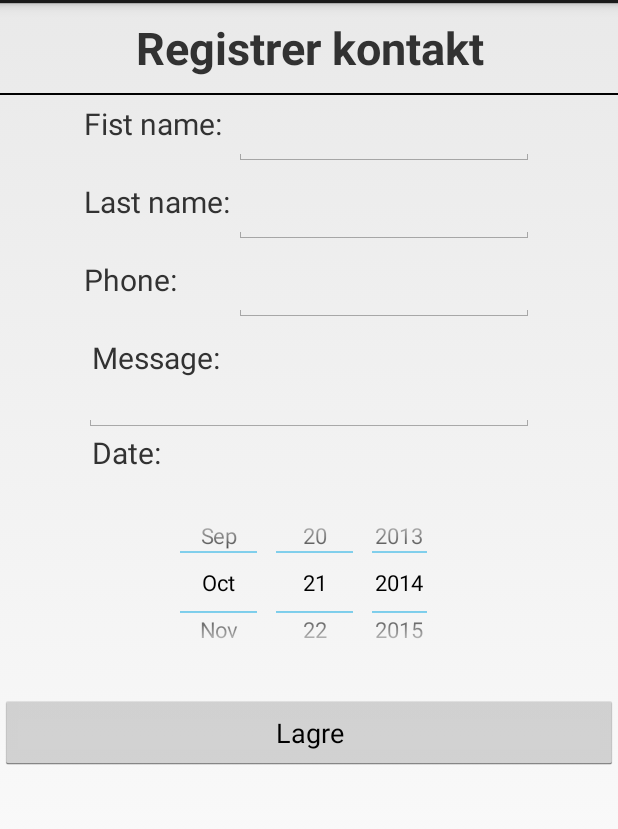
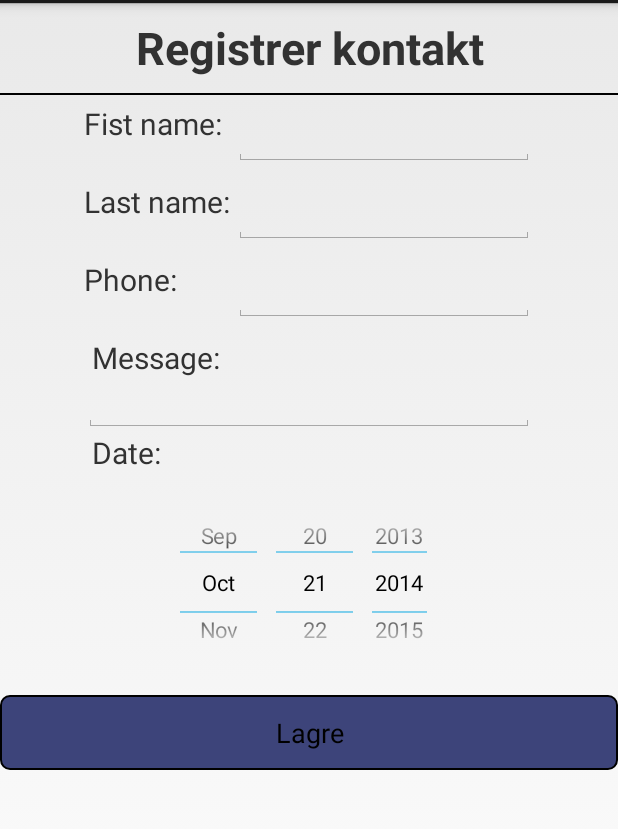
Before and after one commit to marhag/Mappe2, an Android app: the screen it shows after launch (MainActivity), after a tap on "Legg til", on a phone screen of 412 x 824 dp, the part 69-898 px from its top. Run offline under Robolectric (Android 15) with nearby library versions, the phone set to English and light mode, and no system bars.

Commit message:
added btn-style

```diff
--- a/app/src/main/java/android/hioa/s178816_s188098_mappe2/SMSService.java
+++ b/app/src/main/java/android/hioa/s178816_s188098_mappe2/SMSService.java
@@ -39,15 +39,13 @@ public class SMSService extends Service {
             sendSms(person);
             //start notification
             Notification noti = new Notification.Builder(this)
-                    .setContentTitle(getApplication().getString(R.string.sendtSms)).//getApplication().getString(R.string.sendtSms)
-                    setContentText(getApplication().getString(R.string.sendtSmsTo)+ person.getFirstname() +" "+ person.getLastname()).//getApplication().getString(R.string.sendtSmsTo)+ person.getFirstname() +" "+ person.getLastname()
+                    .setContentTitle(getApplication().getString(R.string.sendtSms)).
+                    setContentText(getApplication().getString(R.string.sendtSmsTo)).
                     setSmallIcon(R.drawable.ic_launcher).setContentIntent(pIntent).build();
             noti.flags = Notification.FLAG_AUTO_CANCEL;
             notificationManager.notify(0, noti);
 
         }
-        /*Toast.makeText(getApplicationContext(), "I MinService",
-				Toast.LENGTH_SHORT).show();*/
 		return super.onStartCommand(intent, flags, startId);
 	}
 
--- /dev/null
+++ b/app/src/main/res/drawable-hdpi/button_styled.xml
@@ -0,0 +1,36 @@
+<?xml version="1.0" encoding="utf-8" ?>
+<selector xmlns:android="http://schemas.android.com/apk/res/android">
+  <item android:state_pressed="true" >
+    <shape>
+      <solid
+          android:color="#2B3059" />
+      <stroke
+          android:width="1dp"
+          android:color="#000" />
+      <corners
+          android:radius="6dp" />
+      <padding
+          android:left="5dp"
+          android:top="5dp"
+          android:right="5dp"
+          android:bottom="5dp" />
+    </shape>
+  </item>
+  <item>
+    <shape>
+      <gradient
+          android:startColor="#3D447A"
+          android:endColor="#3D447A" />
+      <stroke
+          android:width="1dp"
+          android:color="#000" />
+      <corners
+          android:radius="6dp" />
+      <padding
+          android:left="5dp"
+          android:top="5dp"
+          android:right="5dp"
+          android:bottom="5dp" />
+    </shape>
+  </item>
+</selector>
--- a/app/src/main/res/layout/activity_main.xml
+++ b/app/src/main/res/layout/activity_main.xml
@@ -14,6 +14,7 @@
             android:layout_height="55dp"
             android:text="@string/add"
             android:id="@+id/regNew"
+            android:background="@drawable/button_styled"
             android:layout_alignParentBottom="true"
             android:layout_alignParentEnd="true"
             android:layout_alignParentTop="true" />
--- a/app/src/main/res/layout/create_layout.xml
+++ b/app/src/main/res/layout/create_layout.xml
@@ -110,6 +110,7 @@
             android:layout_weight="1"
             android:layout_height="50dp"
             android:text="@string/save"
+            android:background="@drawable/button_styled"
             android:id="@+id/addPersonBtn"/>
 
         <Button
@@ -117,6 +118,7 @@
             android:layout_weight="1"
             android:layout_height="50dp"
             android:text="@string/delete"
+            android:background="@drawable/button_styled"
             android:id="@+id/deletePersonBtn"/>
 
         </LinearLayout>
--- a/app/src/main/res/values/strings.xml
+++ b/app/src/main/res/values/strings.xml
@@ -28,7 +28,7 @@
     <string name="smsDefault">Happy birthday! I hope this is the beginning
         of your greatest most wonderful year ever :) \n Regards Me</string>
     <string name="sendtSms">SMS sent</string>
-    <string name="sendtSmsTo">Your app just sent a \n birtday message to: </string>
+    <string name="sendtSmsTo">Your app just sent a birtday message!</string>
     <string name="setMessage">Birthday message</string>
     <string name="yourMessage">Your message</string>
     <string name="customize">Customize your birthday message</string>
```
